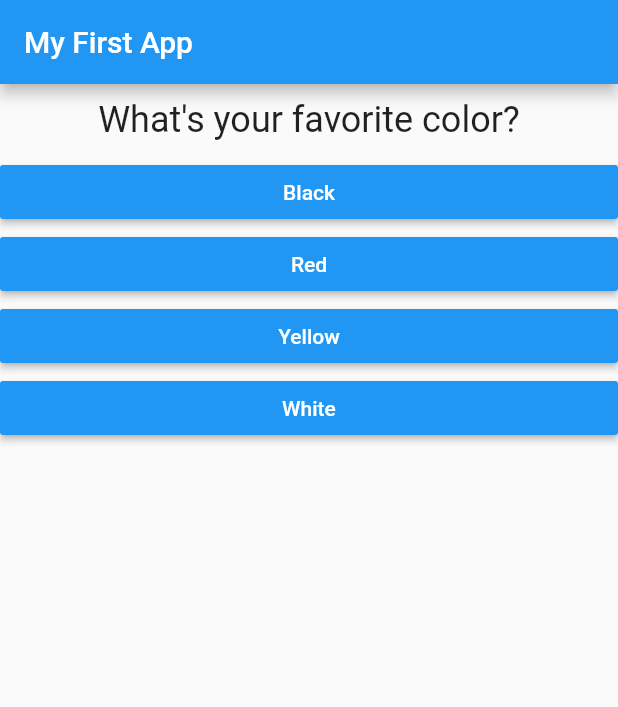
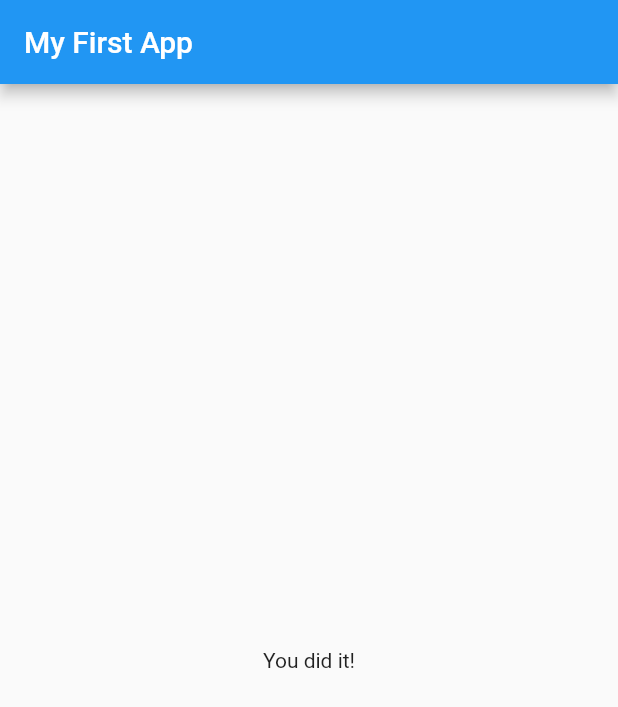
Before and after one commit to zallek/flutter-course-1, a Flutter app: the screen it shows after launch, after a tap on "Black", after a tap on "Snake", after a tap on "Chirac", on a phone screen of 412 x 824 dp. Shown: the top 707 px of the screen. Run offline on Flutter 3.47's test engine with Material 2 defaults, Android fonts, the phone set to English and light mode, and no system bars.

Commit message:
Form ending

```diff
--- a/lib/main.dart
+++ b/lib/main.dart
@@ -14,7 +14,7 @@ class MyApp extends StatefulWidget {
 
 class _MyAppState extends State<MyApp> {
   var _questionIndex = 0;
-  var _questions = [
+  static const _questions = const [
     {
       'questionText': 'What\'s your favorite color?',
       'answers': ['Black', 'Red', 'Yellow', 'White'],
@@ -28,11 +28,11 @@ class _MyAppState extends State<MyApp> {
       'answers': ['Me', 'You', 'Chirac', 'Toto'],
     },
   ];
+  bool hasRemainingQuestions() => _questionIndex < _questions.length;
 
   void _answerQuestion() {
     setState(() {
-      _questionIndex =
-          _questionIndex >= _questions.length - 1 ? 0 : _questionIndex + 1;
+      _questionIndex = _questionIndex = _questionIndex + 1;
     });
   }
 
@@ -43,7 +43,8 @@ class _MyAppState extends State<MyApp> {
         appBar: AppBar(
           title: Text('My First App'),
         ),
-        body: Column(
+        body: hasRemainingQuestions()
+            ? Column(
                 children: [
                   Question(
                     _questions[_questionIndex]['questionText'],
@@ -52,6 +53,9 @@ class _MyAppState extends State<MyApp> {
                       .map((answer) => Answer(answer, _answerQuestion))
                       .toList()
                 ],
+              )
+            : Center(
+                child: Text('You did it!'),
               ),
       ),
     );
```
Lines whose indentation alone changed are shown as unchanged.
